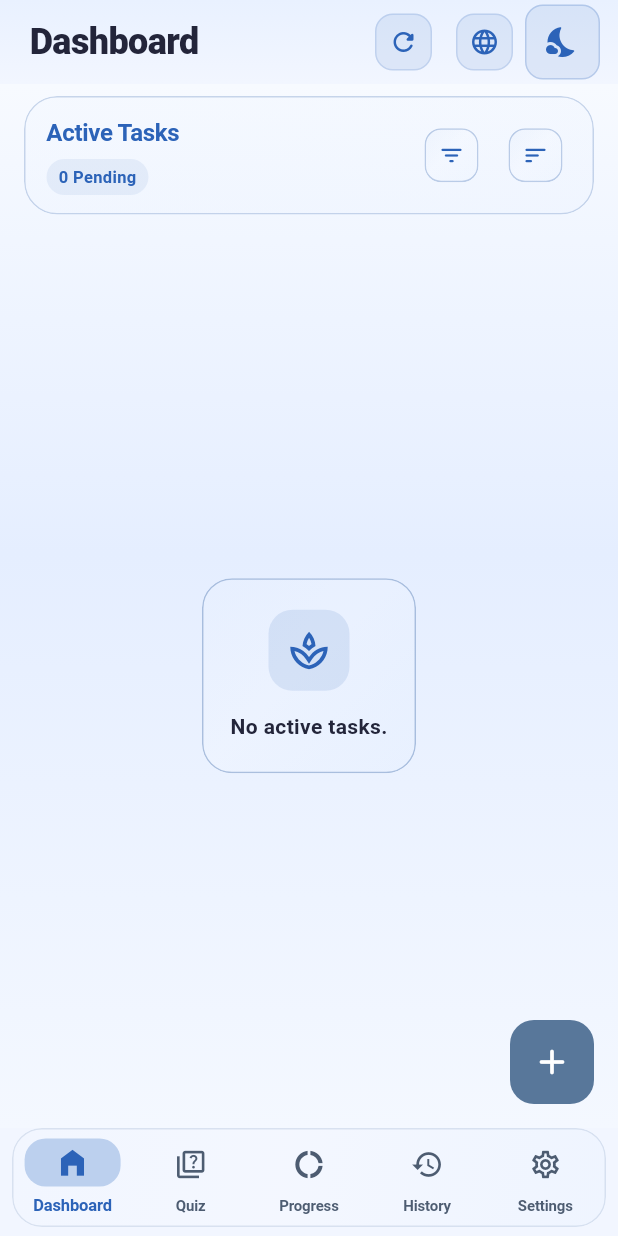
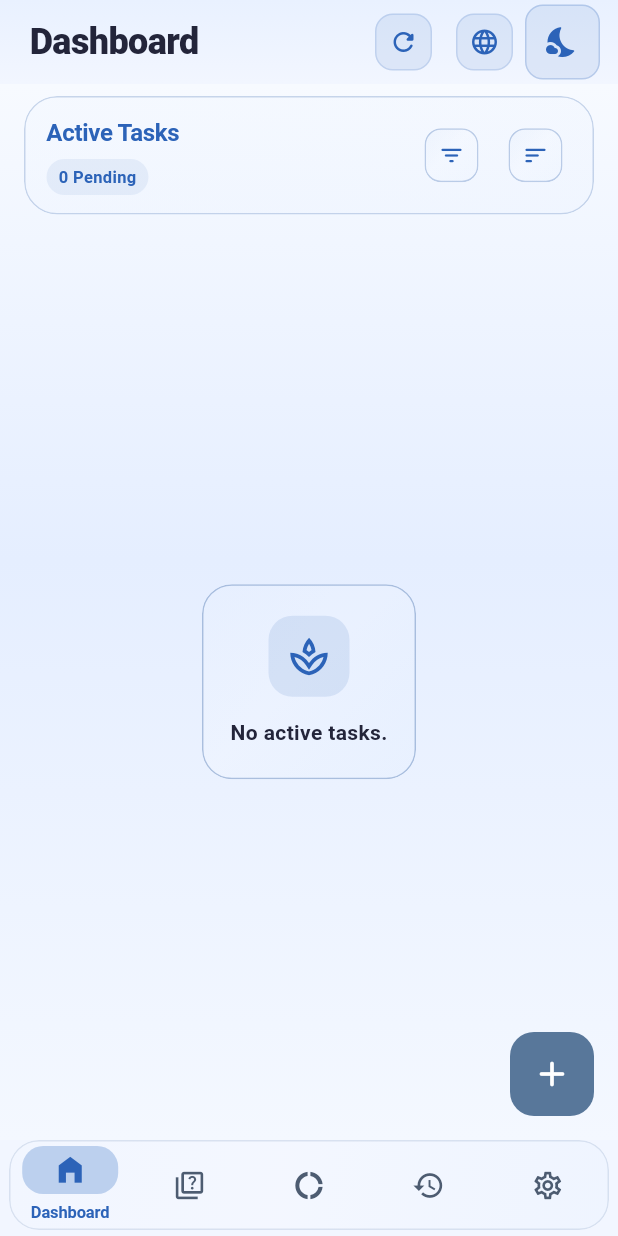
Before and after one commit to Mahdiware/hifdh, a Flutter app: the screen it shows after launch, on a phone screen of 412 x 824 dp. Run offline on Flutter 3.47's test engine with Material 3 defaults, Android fonts, the phone set to English and light mode, and no system bars; our stand-ins replace file_picker, package_info_plus, pdf, printing, shared_preferences, sqflite and 3 more; accounts and stored records are empty.

Commit message:
feat(theme): update popup menu and navigation bar styles for improved UI consistency feat(liquid_glass): enhance tint stabilization for popup routes and adjust gradient alpha values

```diff
--- a/lib/core/theme/app_theme.dart
+++ b/lib/core/theme/app_theme.dart
@@ -83,7 +83,7 @@ class AppTheme {
       dayPeriodTextColor: AppColors.primaryNavy,
     ),
     popupMenuTheme: PopupMenuThemeData(
-      color: const Color(0xCCF1F7FF),
+      color: const Color(0xF2F3F8FF),
       surfaceTintColor: Colors.transparent,
       shadowColor: Colors.transparent,
       elevation: 0,
@@ -98,7 +98,7 @@ class AppTheme {
     ),
     menuTheme: MenuThemeData(
       style: MenuStyle(
-        backgroundColor: const WidgetStatePropertyAll(Color(0xCCF1F7FF)),
+        backgroundColor: const WidgetStatePropertyAll(Color(0xF2F3F8FF)),
         surfaceTintColor: const WidgetStatePropertyAll(Colors.transparent),
         shadowColor: const WidgetStatePropertyAll(Colors.transparent),
         elevation: const WidgetStatePropertyAll(0),
@@ -114,7 +114,7 @@ class AppTheme {
     ),
     dropdownMenuTheme: DropdownMenuThemeData(
       menuStyle: MenuStyle(
-        backgroundColor: const WidgetStatePropertyAll(Color(0xCCF1F7FF)),
+        backgroundColor: const WidgetStatePropertyAll(Color(0xF2F3F8FF)),
         surfaceTintColor: const WidgetStatePropertyAll(Colors.transparent),
         shadowColor: const WidgetStatePropertyAll(Colors.transparent),
         elevation: const WidgetStatePropertyAll(0),
@@ -255,7 +255,7 @@ class AppTheme {
       dayPeriodTextColor: Colors.white,
     ),
     popupMenuTheme: PopupMenuThemeData(
-      color: const Color(0xB3223D64),
+      color: const Color(0xEE223D64),
       surfaceTintColor: Colors.transparent,
       shadowColor: Colors.transparent,
       elevation: 0,
@@ -270,7 +270,7 @@ class AppTheme {
     ),
     menuTheme: MenuThemeData(
       style: MenuStyle(
-        backgroundColor: const WidgetStatePropertyAll(Color(0xB3223D64)),
+        backgroundColor: const WidgetStatePropertyAll(Color(0xEE223D64)),
         surfaceTintColor: const WidgetStatePropertyAll(Colors.transparent),
         shadowColor: const WidgetStatePropertyAll(Colors.transparent),
         elevation: const WidgetStatePropertyAll(0),
@@ -284,7 +284,7 @@ class AppTheme {
     ),
     dropdownMenuTheme: DropdownMenuThemeData(
       menuStyle: MenuStyle(
-        backgroundColor: const WidgetStatePropertyAll(Color(0xB3223D64)),
+        backgroundColor: const WidgetStatePropertyAll(Color(0xEE223D64)),
         surfaceTintColor: const WidgetStatePropertyAll(Colors.transparent),
         shadowColor: const WidgetStatePropertyAll(Colors.transparent),
         elevation: const WidgetStatePropertyAll(0),
--- a/lib/navigation/main_screen.dart
+++ b/lib/navigation/main_screen.dart
@@ -94,6 +94,8 @@ class _MainScreenState extends State<MainScreen> {
     final navTextScale = MediaQuery.textScalerOf(
       context,
     ).scale(1).clamp(0.85, 1.0);
+    final isAndroidPhone =
+        defaultTargetPlatform == TargetPlatform.android && !kIsWeb;
     final navSelectedColor = isDark ? Colors.white : AppColors.primaryNavy;
     final navUnselectedColor = isDark
         ? Colors.white70
@@ -102,7 +104,22 @@ class _MainScreenState extends State<MainScreen> {
         ? Colors.white.withValues(alpha: 0.18)
         : const Color(0xFFBCD0EE);
     final lowMemoryMode = _isLowMemoryDevice(context);
-    final bottomInset = MediaQuery.of(context).padding.bottom;
+    final mediaQuery = MediaQuery.of(context);
+    final bottomInset = mediaQuery.padding.bottom;
+    final navHeight = isAndroidPhone ? 58.0 : 64.0;
+    final navHorizontalInset = isAndroidPhone ? 6.0 : 8.0;
+    final navBottomInset = isAndroidPhone
+        ? (bottomInset > 0 ? 0.0 : 4.0)
+        : (bottomInset > 0 ? 2.0 : 6.0);
+    final navMediaQuery = mediaQuery.copyWith(
+      textScaler: TextScaler.linear(navTextScale),
+      padding: isAndroidPhone
+          ? mediaQuery.padding.copyWith(bottom: 0)
+          : mediaQuery.padding,
+      viewPadding: isAndroidPhone
+          ? mediaQuery.viewPadding.copyWith(bottom: 0)
+          : mediaQuery.viewPadding,
+    );
 
     if (_configuredLowMemoryMode != lowMemoryMode) {
       _configuredLowMemoryMode = lowMemoryMode;
@@ -214,7 +231,12 @@ class _MainScreenState extends State<MainScreen> {
                   ),
           ),
           bottomNavigationBar: Padding(
-            padding: EdgeInsets.fromLTRB(8, 0, 8, bottomInset > 0 ? 2 : 6),
+            padding: EdgeInsets.fromLTRB(
+              navHorizontalInset,
+              0,
+              navHorizontalInset,
+              navBottomInset,
+            ),
             child: LiquidGlass(
               padding: EdgeInsets.zero,
               blur: 20,
@@ -235,9 +257,7 @@ class _MainScreenState extends State<MainScreen> {
                 ),
               ],
               child: MediaQuery(
-                data: MediaQuery.of(
-                  context,
-                ).copyWith(textScaler: TextScaler.linear(navTextScale)),
+                data: navMediaQuery,
                 child: NavigationBarTheme(
                   data: NavigationBarThemeData(
                     iconTheme: WidgetStateProperty.resolveWith((states) {
@@ -263,12 +283,13 @@ class _MainScreenState extends State<MainScreen> {
                     ),
                   ),
                   child: NavigationBar(
-                    height: 64,
+                    height: navHeight,
                     backgroundColor: Colors.transparent,
                     selectedIndex: _selectedIndex,
                     onDestinationSelected: _onItemTapped,
-                    labelBehavior:
-                        NavigationDestinationLabelBehavior.alwaysShow,
+                    labelBehavior: isAndroidPhone
+                        ? NavigationDestinationLabelBehavior.onlyShowSelected
+                        : NavigationDestinationLabelBehavior.alwaysShow,
                     indicatorColor: navIndicatorColor,
                     destinations: [
                       NavigationDestination(
--- a/lib/shared/widgets/liquid_glass.dart
+++ b/lib/shared/widgets/liquid_glass.dart
@@ -129,10 +129,22 @@ class LiquidGlass extends StatelessWidget {
     return androidPhone && (phoneClassDevice || reduceMotion);
   }
 
+  bool _isInPopupRoute(BuildContext context) {
+    return ModalRoute.of(context) is PopupRoute;
+  }
+
+  Color _stabilizeTintForPopup(Color color, bool isDark) {
+    final minAlpha = isDark ? 0.78 : 0.84;
+    final maxAlpha = isDark ? 0.96 : 0.98;
+    final stabilizedAlpha = _clampAlpha(_alphaOf(color), minAlpha, maxAlpha);
+    return color.withValues(alpha: stabilizedAlpha);
+  }
+
   @override
   Widget build(BuildContext context) {
     final isDark = Theme.of(context).brightness == Brightness.dark;
     final reducedEffects = _shouldUseReducedEffects(context);
+    final inPopupRoute = _isInPopupRoute(context);
 
     final effectiveBlur = reducedEffects ? 0.0 : blur;
 
@@ -143,6 +155,9 @@ class LiquidGlass extends StatelessWidget {
             : const Color(0x99E2EEFF));
 
     final resolvedTint = isDark ? baseTint : _normalizeLightTint(baseTint);
+    final effectiveTint = inPopupRoute
+        ? _stabilizeTintForPopup(resolvedTint, isDark)
+        : resolvedTint;
 
     final baseBorder =
         border ??
@@ -176,11 +191,15 @@ class LiquidGlass extends StatelessWidget {
       begin: Alignment.topLeft,
       end: Alignment.bottomRight,
       colors: isDark
-          ? [resolvedTint, resolvedTint.withValues(alpha: 0.04)]
+          ? [effectiveTint, effectiveTint.withValues(alpha: 0.08)]
           : [
-              resolvedTint.withValues(alpha: 0.44),
-              const Color(0x99FFFFFF),
-              const Color(0x80D8EAFF),
+              effectiveTint.withValues(alpha: inPopupRoute ? 0.92 : 0.44),
+              const Color(
+                0x99FFFFFF,
+              ).withValues(alpha: inPopupRoute ? 0.9 : 0.6),
+              const Color(
+                0x80D8EAFF,
+              ).withValues(alpha: inPopupRoute ? 0.78 : 0.5),
             ],
       stops: isDark ? null : const [0.0, 0.45, 1.0],
     );
@@ -190,9 +209,13 @@ class LiquidGlass extends StatelessWidget {
         : (isDark ? gradient! : _normalizeGradientForLight(gradient!));
 
     final surfaceColor = isDark
-        ? resolvedTint
-        : resolvedTint.withValues(
-            alpha: _clampAlpha(_alphaOf(resolvedTint) * 0.42, 0.08, 0.28),
+        ? effectiveTint
+        : effectiveTint.withValues(
+            alpha: _clampAlpha(
+              _alphaOf(effectiveTint) * (inPopupRoute ? 0.84 : 0.42),
+              inPopupRoute ? 0.58 : 0.08,
+              inPopupRoute ? 0.88 : 0.28,
+            ),
           );
 
     final content = reducedEffects
```
